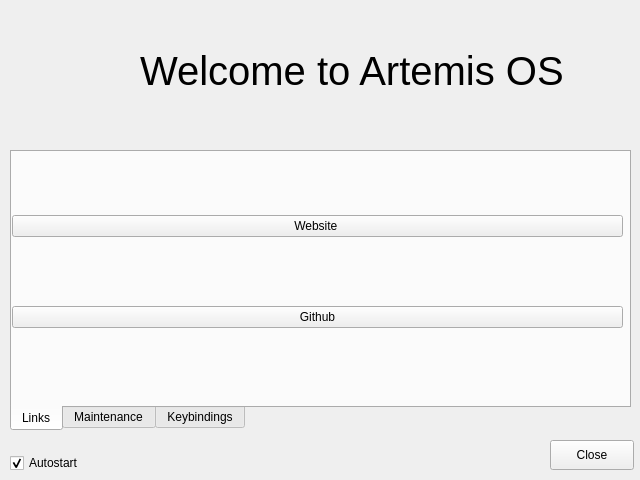
Old version of the form usr/share/artemisos-welcome-app/welcome.ui in the repository ArtemisLinux/welcome-app.
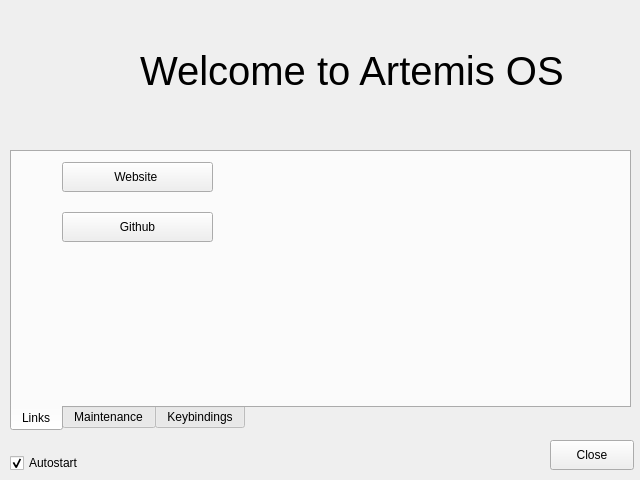
New version of the form. Icons and pictures are not drawn.

Patch:
```diff
--- a/usr/share/artemisos-welcome-app/welcome.ui
+++ b/usr/share/artemisos-welcome-app/welcome.ui
@@ -111,37 +111,53 @@
      <attribute name="title">
       <string>Links</string>
      </attribute>
-     <widget class="QWidget" name="gridLayoutWidget">
+     <widget class="QPushButton" name="website">
+      <property name="geometry">
+       <rect>
+        <x>50</x>
+        <y>10</y>
+        <width>151</width>
+        <height>30</height>
+       </rect>
+      </property>
+      <property name="styleSheet">
+       <string notr="true"/>
+      </property>
+      <property name="text">
+       <string>Website </string>
+      </property>
+     </widget>
+     <widget class="QPushButton" name="github">
+      <property name="geometry">
+       <rect>
+        <x>50</x>
+        <y>60</y>
+        <width>151</width>
+        <height>30</height>
+       </rect>
+      </property>
+      <property name="styleSheet">
+       <string notr="true"/>
+      </property>
+      <property name="text">
+       <string>Github</string>
+      </property>
+     </widget>
+     <widget class="QLabel" name="label_3">
       <property name="geometry">
        <rect>
         <x>0</x>
-        <y>0</y>
-        <width>611</width>
-        <height>241</height>
+        <y>60</y>
+        <width>31</width>
+        <height>31</height>
        </rect>
       </property>
-      <layout class="QGridLayout" name="gridLayout">
-       <item row="1" column="0">
-        <widget class="QPushButton" name="github">
-         <property name="styleSheet">
-          <string notr="true"/>
-         </property>
-         <property name="text">
-          <string>Github</string>
-         </property>
-        </widget>
-       </item>
-       <item row="0" column="0">
-        <widget class="QPushButton" name="website">
-         <property name="styleSheet">
-          <string notr="true"/>
-         </property>
-         <property name="text">
-          <string>Website </string>
-         </property>
-        </widget>
-       </item>
-      </layout>
+      <property name="text">
+       <string/>
+      </property>
+      <property name="pixmap">
+       <pixmap>assets/github_logo.png</pixmap>
+      </property>
      </widget>
     </widget>
     <widget class="QWidget" name="tab_2">
```
Left out of the diff: 27 changed lines with no effect on the pictures.
